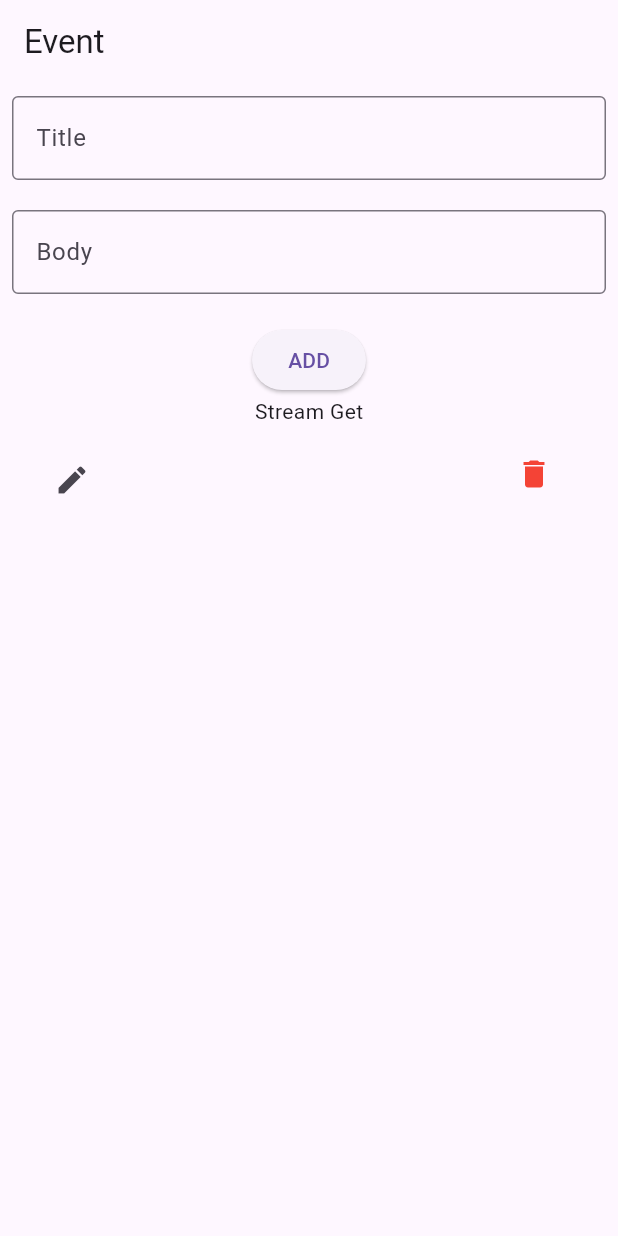
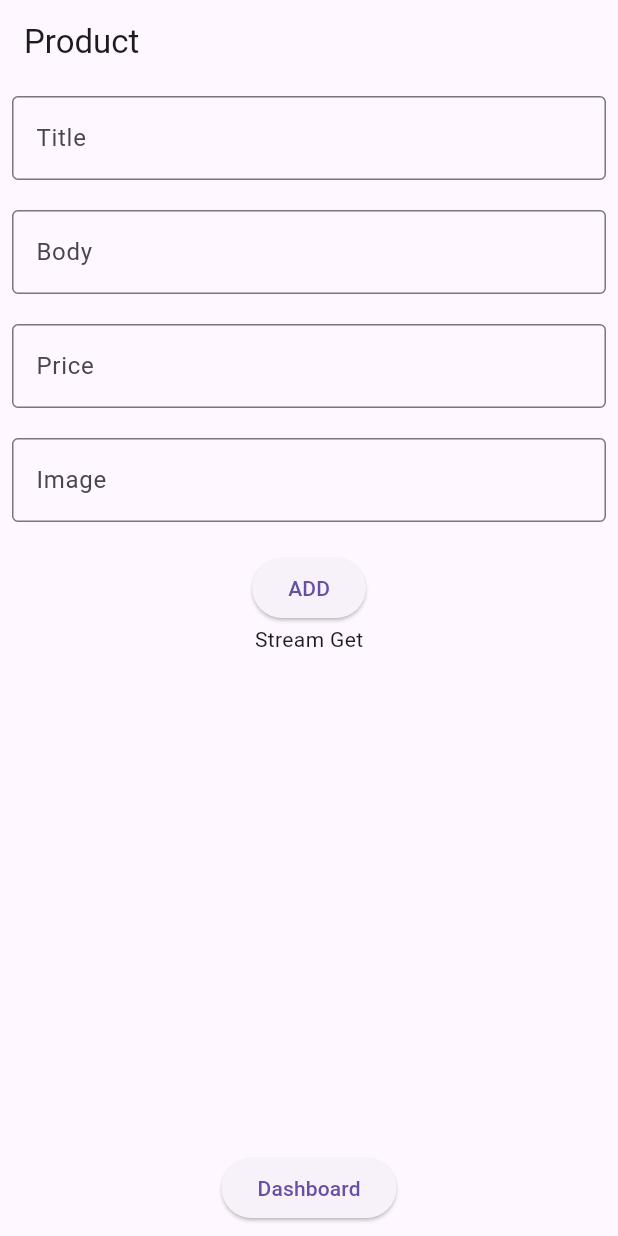
Before and after one commit to prabesh605/ecommerce_broadway, a Flutter app: the screen it shows after launch, after a tap on "ADD", on a phone screen of 412 x 824 dp. Run offline on Flutter 3.47's test engine with Material 3 defaults, Android fonts, the phone set to English and light mode, and no system bars; our stand-ins replace cloud_firestore, firebase_core, flutter_bloc, sqflite; accounts and stored records are empty; network calls fail.

Commit message:
worked on product

```diff
--- a/lib/blocs/event/event_bloc.dart
+++ b/lib/blocs/event/event_bloc.dart
@@ -13,12 +13,12 @@ class EventBloc extends Bloc<EventEvent, EventState> {
     });
     on<GetEvent>((event, emit) async {
       emit(EventLoading());
-      final List<EventModel> data = await firebaseService.getData();
+      final List<ProductModel> data = await firebaseService.getData();
       emit(LoadEvents(data));
     });
     on<GetStream>((event, emit) async {
       emit(EventLoading());
-      final Stream<List<EventModel>> data = firebaseService.getStream();
+      final Stream<List<ProductModel>> data = firebaseService.getStream();
       emit(StreamEvents(data));
     });
     on<DeleteEvent>((event, emit) async {
--- a/lib/blocs/event/event_event.dart
+++ b/lib/blocs/event/event_event.dart
@@ -4,7 +4,7 @@ abstract class EventEvent {}
 
 //add
 class AddEvent extends EventEvent {
-  final EventModel eventModel;
+  final ProductModel eventModel;
   AddEvent(this.eventModel);
 }
 
@@ -15,7 +15,7 @@ class GetStream extends EventEvent {}
 
 //update
 class UpdateEvent extends EventEvent {
-  final EventModel eventModel;
+  final ProductModel eventModel;
   UpdateEvent(this.eventModel);
 }
 
--- a/lib/blocs/event/event_state.dart
+++ b/lib/blocs/event/event_state.dart
@@ -13,12 +13,12 @@ class EventError extends EventState {
 }
 
 class LoadEvents extends EventState {
-  final List<EventModel> list;
+  final List<ProductModel> list;
   LoadEvents(this.list);
 }
 
 class StreamEvents extends EventState {
-  final Stream<List<EventModel>>? list;
+  final Stream<List<ProductModel>>? list;
   StreamEvents(this.list);
 }
 
--- a/lib/firebase/firestore_service.dart
+++ b/lib/firebase/firestore_service.dart
@@ -4,9 +4,9 @@ import 'package:ecommerce_app/models/event_model.dart';
 
 class FirestoreService {
   final CollectionReference userCollection = FirebaseFirestore.instance
-      .collection("event");
+      .collection("product");
 
-  Future<void> addEvent(EventModel event) async {
+  Future<void> addEvent(ProductModel event) async {
     try {
       await userCollection.add(event.toMap());
     } catch (e) {
@@ -14,22 +14,25 @@ class FirestoreService {
     }
   }
 
-  Future<List<EventModel>> getData() async {
+  Future<List<ProductModel>> getData() async {
     final data = await userCollection.get();
-    final List<EventModel> events = data.docs.map((doc) {
-      return EventModel.fromMap(doc.data() as Map<String, dynamic>, id: doc.id);
+    final List<ProductModel> events = data.docs.map((doc) {
+      return ProductModel.fromMap(
+        doc.data() as Map<String, dynamic>,
+        id: doc.id,
+      );
     }).toList();
     return events;
   }
 
-  Stream<List<EventModel>> getStream() {
+  Stream<List<ProductModel>> getStream() {
     final data = userCollection.snapshots();
     try {
       return data.map((snapshot) {
         return snapshot.docs.map((doc) {
           print("Document ID: ${doc.id}");
           print("Document Data: ${doc.data()}");
-          return EventModel.fromMap(
+          return ProductModel.fromMap(
             doc.data() as Map<String, dynamic>,
             id: doc.id,
           );
@@ -41,7 +44,7 @@ class FirestoreService {
     }
   }
 
-  Future<void> updateEvent(EventModel event) async {
+  Future<void> updateEvent(ProductModel event) async {
     await userCollection.doc(event.id).update(event.toMap());
   }
 
--- a/lib/main.dart
+++ b/lib/main.dart
@@ -19,7 +19,7 @@ import 'package:ecommerce_app/services/mobile_service.dart';
 // import 'package:ecommerce_app/providers/weather_provider.dart';
 import 'package:ecommerce_app/services/weather_service.dart';
 import 'package:ecommerce_app/views/counter_screen.dart';
-import 'package:ecommerce_app/views/event_screen.dart';
+import 'package:ecommerce_app/views/product_screen.dart';
 import 'package:ecommerce_app/views/fakestore_screen.dart';
 import 'package:ecommerce_app/views/home_screen.dart';
 import 'package:ecommerce_app/views/login_screen.dart';
--- a/lib/models/event_model.dart
+++ b/lib/models/event_model.dart
@@ -1,17 +1,36 @@
-class EventModel {
+class ProductModel {
   final String id;
   final String title;
   final String body;
-  EventModel({required this.id, required this.title, required this.body});
+  final double price;
+  final String? image;
+  ProductModel({
+    required this.id,
+    required this.title,
+    required this.body,
+    required this.price,
+    this.image,
+  });
 
-  factory EventModel.fromMap(Map<String, dynamic> json, {required String id}) {
-    return EventModel(
+  factory ProductModel.fromMap(
+    Map<String, dynamic> json, {
+    required String id,
+  }) {
+    return ProductModel(
       id: id,
       title: json['title'] ?? "",
       body: json['body'] ?? "",
+      price: json['price'] ?? "",
+      image: json['image'] ?? "",
     );
   }
   Map<String, dynamic> toMap() {
-    return {'id': id, 'title': title, 'body': body};
+    return {
+      'id': id,
+      'title': title,
+      'body': body,
+      'price': price,
+      'image': image,
+    };
   }
 }
--- a/lib/views/event_screen.dart
+++ b/lib/views/product_screen.dart
@@ -8,6 +8,7 @@ import 'package:ecommerce_app/database/db.dart';
 import 'package:ecommerce_app/firebase/firestore_service.dart';
 import 'package:ecommerce_app/models/event_model.dart';
 import 'package:ecommerce_app/models/note_model.dart';
+import 'package:ecommerce_app/views/dashboard_screen.dart';
 import 'package:ecommerce_app/views/weather_screen.dart';
 import 'package:flutter/material.dart';
 import 'package:flutter_bloc/flutter_bloc.dart';
@@ -25,6 +26,8 @@ class _EventScreenState extends State<EventScreen> {
   TextEditingController bodyController = TextEditingController();
   TextEditingController editTitleController = TextEditingController();
   TextEditingController editBodyController = TextEditingController();
+  TextEditingController priceController = TextEditingController();
+  TextEditingController imageController = TextEditingController();
   FirestoreService service = FirestoreService();
   // List<NoteModel> notes = [];
   @override
@@ -43,7 +46,7 @@ class _EventScreenState extends State<EventScreen> {
     super.dispose();
   }
 
-  void showBottomSheet(String id) {
+  void showBottomSheet(String id, double price, String image) {
     showModalBottomSheet(
       context: context,
       builder: (context) {
@@ -77,7 +80,13 @@ class _EventScreenState extends State<EventScreen> {
                 onPressed: () {
                   final title = editTitleController.text;
                   final body = editBodyController.text;
-                  final event = EventModel(id: id, title: title, body: body);
+                  final event = ProductModel(
+                    id: id,
+                    title: title,
+                    body: body,
+                    price: price,
+                    image: image,
+                  );
                   context.read<EventBloc>().add(UpdateEvent(event));
                   Navigator.pop(context);
                 },
@@ -94,7 +103,7 @@ class _EventScreenState extends State<EventScreen> {
   @override
   Widget build(BuildContext context) {
     return Scaffold(
-      appBar: AppBar(title: Text("Event")),
+      appBar: AppBar(title: Text("Product")),
 
       body: Padding(
         padding: const EdgeInsets.all(8.0),
@@ -118,11 +127,29 @@ class _EventScreenState extends State<EventScreen> {
               ),
             ),
             SizedBox(height: 20),
+            TextFormField(
+              controller: priceController,
+              decoration: InputDecoration(
+                label: Text("Price"),
+                border: OutlineInputBorder(),
+              ),
+            ),
+            SizedBox(height: 20),
+            TextFormField(
+              controller: imageController,
+              decoration: InputDecoration(
+                label: Text("Image"),
+                border: OutlineInputBorder(),
+              ),
+            ),
+            SizedBox(height: 20),
             ElevatedButton(
               onPressed: () async {
-                final event = EventModel(
+                final event = ProductModel(
                   title: titleController.text,
                   body: bodyController.text,
+                  price: double.parse(priceController.text),
+                  image: imageController.text,
                   id: '${DateTime.now().millisecondsSinceEpoch}',
                 );
                 context.read<EventBloc>().add(AddEvent(event));
@@ -199,7 +226,11 @@ class _EventScreenState extends State<EventScreen> {
                                 onPressed: () {
                                   editTitleController.text = event?.title ?? "";
                                   editBodyController.text = event?.body ?? "";
-                                  showBottomSheet(event?.id ?? "");
+                                  showBottomSheet(
+                                    event?.id ?? "",
+                                    event?.price ?? 0,
+                                    event?.image ?? "",
+                                  );
                                 },
                                 icon: Icon(Icons.edit),
                               ),
@@ -227,6 +258,15 @@ class _EventScreenState extends State<EventScreen> {
                 return Container();
               },
             ),
+            ElevatedButton(
+              onPressed: () {
+                Navigator.push(
+                  context,
+                  MaterialPageRoute(builder: (context) => DashboardScreen()),
+                );
+              },
+              child: Text("Dashboard"),
+            ),
           ],
         ),
       ),
```
Also changed, not shown: lib/views/dashboard_screen.dart (added, +75 -0 lines), 1 other file.
